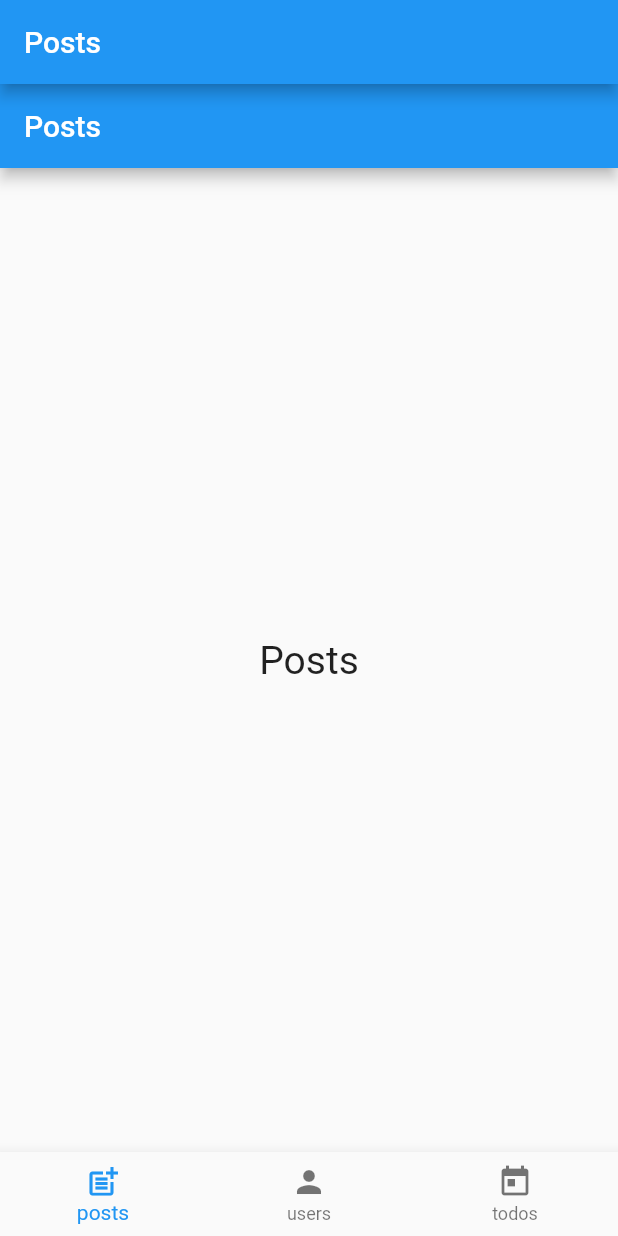
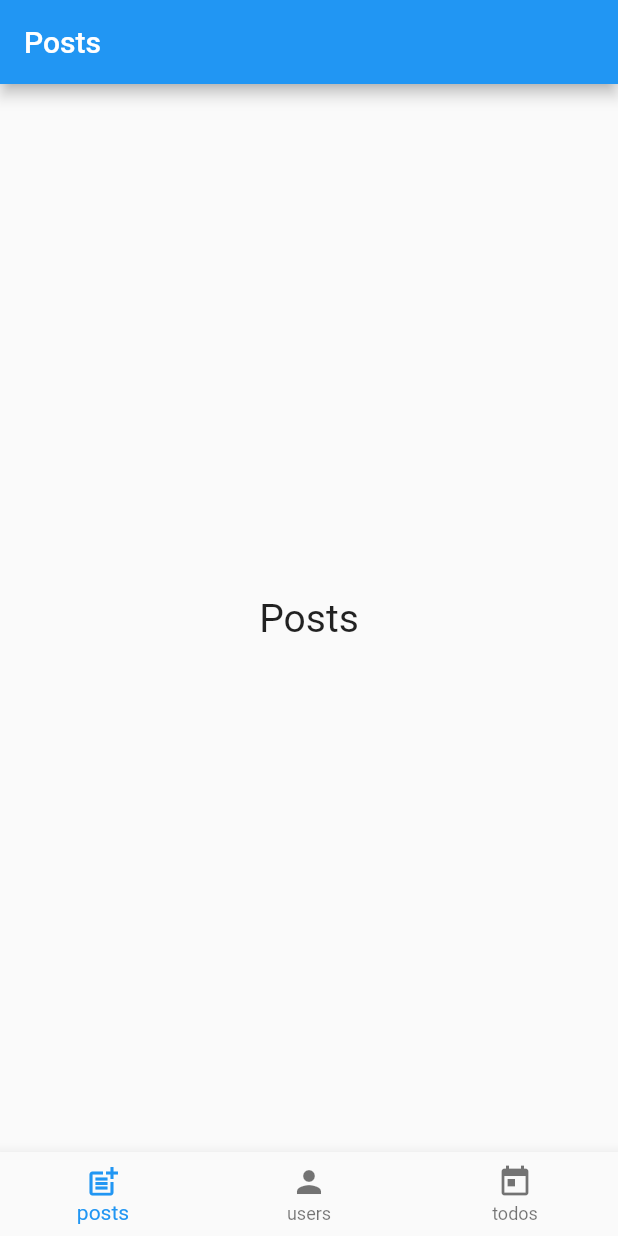
Before and after one commit to ilutsav/APIandStatemanagement, a Flutter app: the screen it shows after launch, on a phone screen of 412 x 824 dp. Run offline on Flutter 3.47's test engine with Material 2 defaults, Android fonts, the light colour scheme and no system bars; our stand-ins replace get.

Commit message:
error solved

```diff
--- a/lib/controller/homePageController.dart
+++ b/lib/controller/homePageController.dart
@@ -1,7 +1,7 @@
 import 'package:get/get.dart';
 
 class HomePageController extends GetxController {
-  var tabIndex = 0;
+  int tabIndex = 0;
 
   void changeIndex(int index) {
     tabIndex = index;
--- a/lib/views/homepage.dart
+++ b/lib/views/homepage.dart
@@ -1,29 +1,33 @@
 import 'package:flutter/material.dart';
+import 'package:get/get.dart';
+import 'package:get/get_core/src/get_main.dart';
 import 'package:get/get_state_manager/get_state_manager.dart';
 import 'package:listing_detail_showcase_app/controller/homePageController.dart';
 import 'package:listing_detail_showcase_app/views/posts.dart';
 import 'package:listing_detail_showcase_app/views/todos.dart';
 import 'package:listing_detail_showcase_app/views/users.dart';
 
+import '../controller/postController.dart';
+import '../controller/todosController.dart';
+
 class HomePage extends StatelessWidget {
+  const HomePage({super.key});
   @override
   Widget build(BuildContext context) {
+    Get.lazyPut<HomePageController>(() => HomePageController());
+    Get.lazyPut<PostController>(() => PostController());
+    Get.lazyPut<TodosController>(() => TodosController());
     return GetBuilder<HomePageController>(
       builder: (controller) {
         return Scaffold(
-          appBar: AppBar(title: const Text('Posts')),
           body: SafeArea(
             child: IndexedStack(
-              //  index: controller.tabIndex,
-              children: const [
-                Posts(),
-                Todos(),
-                Users(),
-              ],
+              index: controller.tabIndex,
+              children: const [Posts(), Users(), Todos()],
             ),
           ),
           bottomNavigationBar: BottomNavigationBar(
-            //  currentIndex: controller.tabIndex,
+            currentIndex: controller.tabIndex,
             onTap: controller.changeIndex,
             items: const [
               BottomNavigationBarItem(
```
